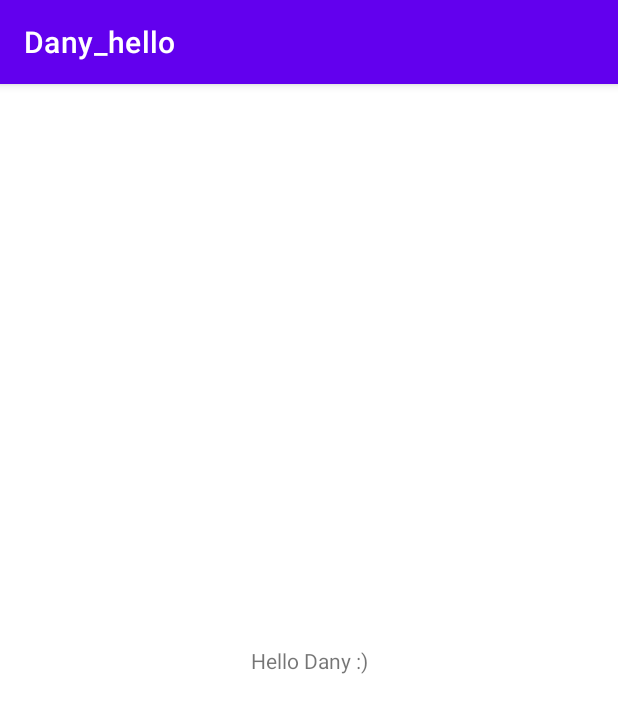
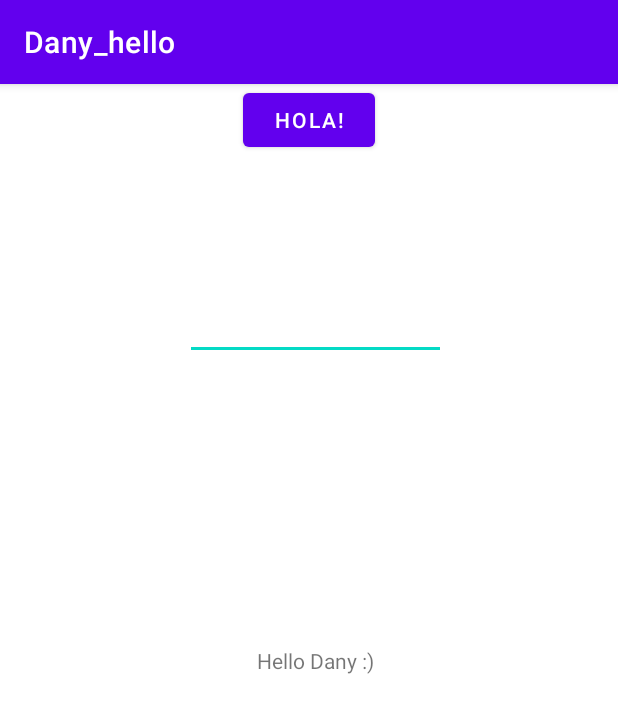
Before and after one commit to danyramirezg/kotlinCourse, an Android app: the screen it shows after launch (MainActivity), on a phone screen of 412 x 824 dp. Shown: the top 713 px of the screen. Run offline under Robolectric (Android 15) with nearby library versions, the phone set to English and light mode, and no system bars; 3 statements that could not run were skipped.

Commit message:
Change layout

```diff
--- a/app/src/main/res/layout/activity_main.xml
+++ b/app/src/main/res/layout/activity_main.xml
@@ -11,8 +11,33 @@
         android:layout_height="wrap_content"
         android:text="Hello Dany :)"
         app:layout_constraintBottom_toBottomOf="parent"
-        app:layout_constraintLeft_toLeftOf="parent"
-        app:layout_constraintRight_toRightOf="parent"
+        app:layout_constraintEnd_toEndOf="@+id/editText"
+        app:layout_constraintStart_toStartOf="@+id/editText"
         app:layout_constraintTop_toTopOf="parent" />
 
+    <EditText
+        android:id="@+id/editText"
+        android:layout_width="174dp"
+        android:layout_height="59dp"
+        android:layout_marginStart="32dp"
+        android:layout_marginLeft="32dp"
+        android:layout_marginTop="260dp"
+        android:layout_marginEnd="24dp"
+        android:layout_marginRight="24dp"
+        app:layout_constraintBottom_toBottomOf="@+id/materialButton2"
+        app:layout_constraintEnd_toEndOf="parent"
+        app:layout_constraintHorizontal_bias="0.5"
+        app:layout_constraintStart_toStartOf="parent"
+        app:layout_constraintTop_toTopOf="@+id/materialButton2" />
+
+    <com.google.android.material.button.MaterialButton
+        android:id="@+id/materialButton2"
+        android:layout_width="wrap_content"
+        android:layout_height="wrap_content"
+        android:text="Hola!"
+        app:layout_constraintEnd_toEndOf="parent"
+        app:layout_constraintHorizontal_bias="0.5"
+        app:layout_constraintStart_toStartOf="parent"
+        tools:layout_editor_absoluteY="132dp" />
+
 </androidx.constraintlayout.widget.ConstraintLayout>
```
